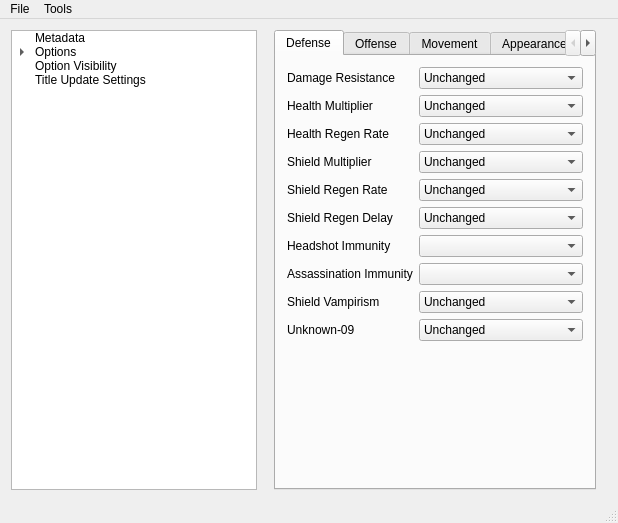
The window that native/src/ReachVariantTool/ReachVariantTool.ui (DavidJCobb/ReachVariantEditor) describes before a commit, drawn with Qt 5.
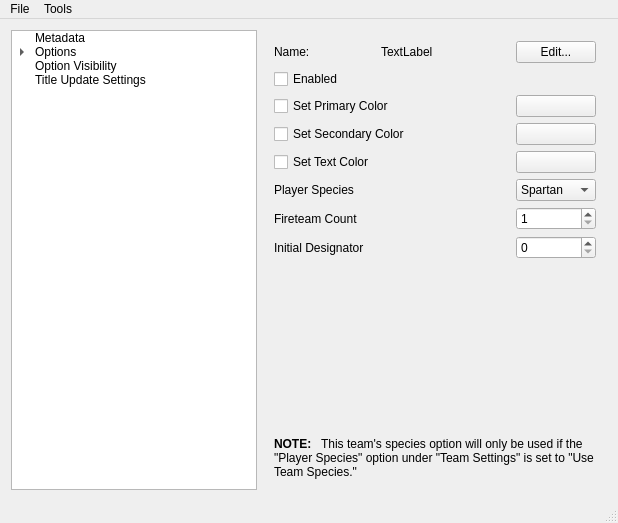
The same window after the commit. The open tabs and pages were chosen to show the change. Custom widgets are drawn as their Qt base class.

Commit message:
UI can now edit specific team options
The UI can now be used to edit specific team options, including team colors (they're stored as _RGB).

Loadout forms should no longer fire their own signals when updating themselves.

```diff
--- a/native/src/ReachVariantTool/ReachVariantTool.ui
+++ b/native/src/ReachVariantTool/ReachVariantTool.ui
@@ -237,7 +237,7 @@
     <item>
      <widget class="QStackedWidget" name="MainContentView">
       <property name="currentIndex">
-       <number>7</number>
+       <number>8</number>
       </property>
       <widget class="QWidget" name="PageGameVariantHeader">
        <layout class="QGridLayout" name="gridLayout">
@@ -2687,6 +2687,206 @@
         </item>
        </layout>
       </widget>
+      <widget class="QWidget" name="PageSpecificTeamConfig">
+       <layout class="QGridLayout" name="gridLayout_21">
+        <item row="4" column="2">
+         <widget class="QPushButton" name="specificTeamButtonColorText">
+          <property name="contextMenuPolicy">
+           <enum>Qt::NoContextMenu</enum>
+          </property>
+          <property name="toolTip">
+           <string>Click here to open a color picker.</string>
+          </property>
+          <property name="accessibleName">
+           <string>Edit Text Color</string>
+          </property>
+          <property name="text">
+           <string/>
+          </property>
+          <property name="flat">
+           <bool>false</bool>
+          </property>
+         </widget>
+        </item>
+        <item row="7" column="0">
+         <widget class="QLabel" name="label_71">
+          <property name="text">
+           <string>Initial Designator</string>
+          </property>
+         </widget>
+        </item>
+        <item row="6" column="0">
+         <widget class="QLabel" name="label_73">
+          <property name="text">
+           <string>Fireteam Count</string>
+          </property>
+         </widget>
+        </item>
+        <item row="4" column="0">
+         <widget class="QCheckBox" name="specificTeamFlagColorText">
+          <property name="toolTip">
+           <string>If this box is not checked, a game-engine-default color will be used.</string>
+          </property>
+          <property name="text">
+           <string>Set Text Color</string>
+          </property>
+         </widget>
+        </item>
+        <item row="3" column="0" colspan="2">
+         <widget class="QCheckBox" name="specificTeamFlagColorSecondary">
+          <property name="toolTip">
+           <string>If this box is not checked, a game-engine-default color will be used.</string>
+          </property>
+          <property name="text">
+           <string>Set Secondary Color</string>
+          </property>
+         </widget>
+        </item>
+        <item row="5" column="0">
+         <widget class="QLabel" name="label_72">
+          <property name="text">
+           <string>Player Species</string>
+          </property>
+         </widget>
+        </item>
+        <item row="2" column="0" colspan="2">
+         <widget class="QCheckBox" name="specificTeamFlagColorPrimary">
+          <property name="toolTip">
+           <string>If this box is not checked, a game-engine-default color will be used.</string>
+          </property>
+          <property name="text">
+           <string>Set Primary Color</string>
+          </property>
+         </widget>
+        </item>
+        <item row="0" column="2">
+         <widget class="QPushButton" name="specificTeamButtonEditName">
+          <property name="contextMenuPolicy">
+           <enum>Qt::NoContextMenu</enum>
+          </property>
+          <property name="accessibleName">
+           <string>Edit Name</string>
+          </property>
+          <property name="text">
+           <string>Edit...</string>
+          </property>
+         </widget>
+        </item>
+        <item row="1" column="0" colspan="3">
+         <widget class="QCheckBox" name="specificTeamFlagEnabled">
+          <property name="text">
+           <string>Enabled</string>
+          </property>
+         </widget>
+        </item>
+        <item row="5" column="2">
+         <widget class="QComboBox" name="specificTeamSpecies">
+          <item>
+           <property name="text">
+            <string>Spartan</string>
+           </property>
+          </item>
+          <item>
+           <property name="text">
+            <string>Elite</string>
+           </property>
+          </item>
+         </widget>
+        </item>
+        <item row="6" column="2">
+         <widget class="QSpinBox" name="specificTeamFireteamCount">
+          <property name="minimum">
+           <number>1</number>
+          </property>
+          <property name="maximum">
+           <number>31</number>
+          </property>
+         </widget>
+        </item>
+        <item row="0" column="0">
+         <widget class="QLabel" name="label_51">
+          <property name="text">
+           <string>Name:</string>
+          </property>
+         </widget>
+        </item>
+        <item row="3" column="2">
+         <widget class="QPushButton" name="specificTeamButtonColorSecondary">
+          <property name="contextMenuPolicy">
+           <enum>Qt::NoContextMenu</enum>
+          </property>
+          <property name="toolTip">
+           <string>Click here to open a color picker.</string>
+          </property>
+          <property name="accessibleName">
+           <string>Edit Secondary Color</string>
+          </property>
+          <property name="text">
+           <string/>
+          </property>
+         </widget>
+        </item>
+        <item row="7" column="2">
+         <widget class="QSpinBox" name="specificTeamInitialDesignator">
+          <property name="maximum">
+           <number>15</number>
+          </property>
+         </widget>
+        </item>
+        <item row="0" column="1">
+         <widget class="QLabel" name="specificTeamNameLabel">
+          <property name="sizePolicy">
+           <sizepolicy hsizetype="Preferred" vsizetype="Preferred">
+            <horstretch>1</horstretch>
+            <verstretch>0</verstretch>
+           </sizepolicy>
+          </property>
+          <property name="text">
+           <string>TextLabel</string>
+          </property>
+         </widget>
+        </item>
+        <item row="2" column="2">
+         <widget class="QPushButton" name="specificTeamButtonColorPrimary">
+          <property name="contextMenuPolicy">
+           <enum>Qt::NoContextMenu</enum>
+          </property>
+          <property name="toolTip">
+           <string>Click here to open a color picker.</string>
+          </property>
+          <property name="accessibleName">
+           <string>Edit Primary Color</string>
+          </property>
+          <property name="text">
+           <string/>
+          </property>
+         </widget>
+        </item>
+        <item row="9" column="0" colspan="3">
+         <widget class="QLabel" name="label_74">
+          <property name="text">
+           <string>&lt;b&gt;NOTE:&lt;/b&gt; &amp;nbsp; This team's species option will only be used if the &quot;Player Species&quot; option under &quot;Team Settings&quot; is set to &quot;Use Team Species.&quot;</string>
+          </property>
+          <property name="wordWrap">
+           <bool>true</bool>
+          </property>
+         </widget>
+        </item>
+        <item row="8" column="0" colspan="3">
+         <spacer name="verticalSpacer_15">
+          <property name="orientation">
+           <enum>Qt::Vertical</enum>
+          </property>
+          <property name="sizeHint" stdset="0">
+           <size>
+            <width>20</width>
+            <height>0</height>
+           </size>
+          </property>
+         </spacer>
+        </item>
+       </layout>
+      </widget>
       <widget class="QWidget" name="PageLoadoutPalette">
        <layout class="QGridLayout" name="gridLayout_15">
         <item row="0" column="0">
```
Left out of the diff: 47 changed lines with no effect on the pictures. The commit also changes 4 other files.
